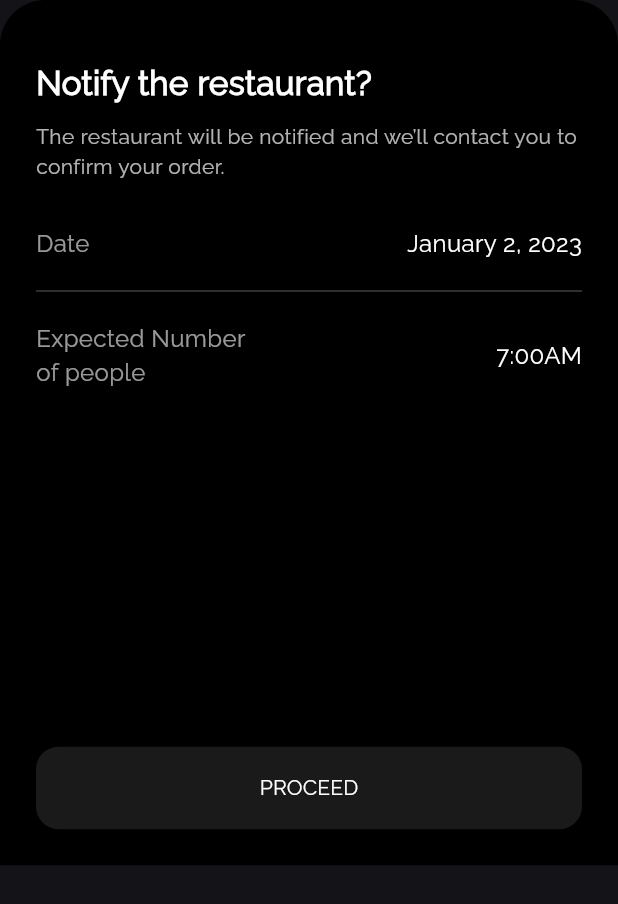
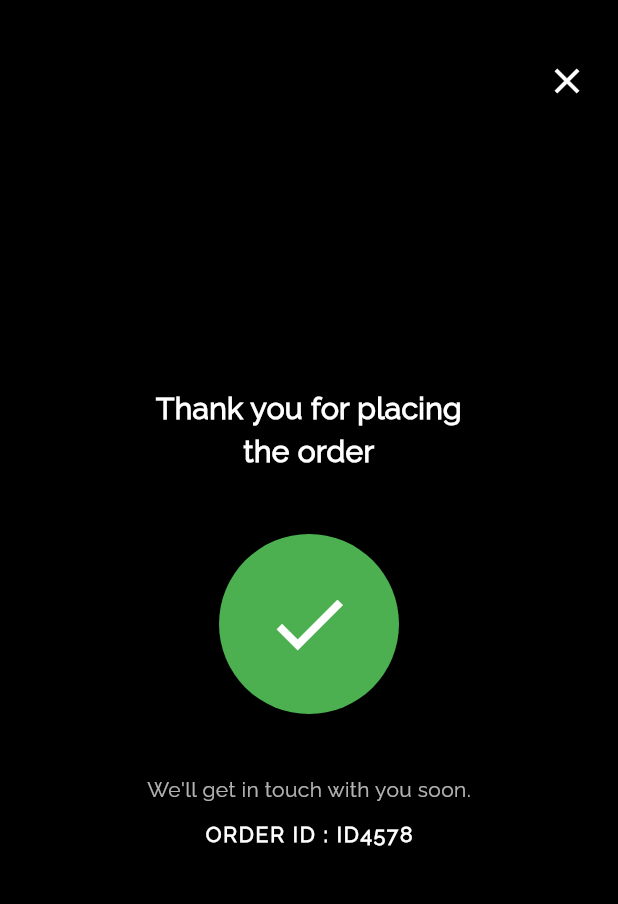
Before and after one commit to azzas7dawy/RestaurentApp, a Flutter app: the ConfirmationSheet widget shown alone on an empty page, opened directly, after a tap on "PROCEED", on a phone screen of 412 x 824 dp. Shown: the top 904 px of the screen. Run offline on Flutter 3.47's test engine with Material 3 defaults, Android fonts, the phone set to English and light mode, and no system bars; our stand-ins replace bloc, device_preview, firebase_core, flutter_bloc, flutter_svg; accounts and stored records are empty; statements that could not run were skipped.

Commit message:
add notify success

```diff
--- a/lib/main.dart
+++ b/lib/main.dart
@@ -5,6 +5,7 @@
 import 'package:device_preview/device_preview.dart';
 import 'package:restrant_app/firebase_options.dart';
 import 'package:restrant_app/screens/categoriesScreens/categroy_one.dart';
+import 'package:restrant_app/screens/categoriesScreens/notify_success.dart';
 import 'package:restrant_app/screens/onboarding/onboarding_screen.dart';
 import 'package:restrant_app/screens/foodHomeScreen/food_home_screen.dart';
 import 'package:restrant_app/screens/splash/splash_screen.dart';
@@ -64,10 +65,10 @@
             return MaterialPageRoute(
               builder: (context) =>  OnboardingScreen(),
             );
-            //  case CateringBottomSheet.id:
-            // return MaterialPageRoute(
-            //   builder: (context) =>  CateringBottomSheet(),
-            // );
+             case OrderConfirmationScreen.id:
+            return MaterialPageRoute(
+              builder: (context) =>  OrderConfirmationScreen(orderId: 'ID4578',),
+            );
           default:
             return MaterialPageRoute(builder: (context) => const SplashPage());
         }
--- a/lib/screens/categoriesScreens/confirmation_screen.dart
+++ b/lib/screens/categoriesScreens/confirmation_screen.dart
@@ -1,4 +1,5 @@
 import 'package:flutter/material.dart';
+import 'package:restrant_app/screens/categoriesScreens/notify_success.dart';
 
 void showConfirmationSheet(BuildContext context) {
   showModalBottomSheet(
@@ -83,7 +84,7 @@
                   ),
                 ),
                 onPressed: () {
-
+                Navigator.push(context, MaterialPageRoute(builder: (context) => OrderConfirmationScreen(orderId: 'ID4578',)));
                 },
                 child: Text("PROCEED"),
               ),
--- /dev/null
+++ b/lib/screens/categoriesScreens/notify_success.dart
@@ -0,0 +1,120 @@
+import 'package:flutter/material.dart';
+
+class OrderConfirmationScreen extends StatefulWidget {
+  static const String id = 'order_confirmation_screen';
+  final String orderId;
+
+  const OrderConfirmationScreen({Key? key, required this.orderId}) : super(key: key);
+
+  @override
+  State<OrderConfirmationScreen> createState() => _OrderConfirmationScreenState();
+}
+
+class _OrderConfirmationScreenState extends State<OrderConfirmationScreen> {
+  @override
+  void initState() {
+    super.initState();
+
+
+    Future.delayed(Duration(seconds: 3), () {
+      if (mounted) {
+        Navigator.of(context).pop();
+      }
+    });
+  }
+
+  @override
+  Widget build(BuildContext context) {
+    return Scaffold(
+      backgroundColor: Colors.black,
+      body: Stack(
+        children: [
+
+          Positioned(
+            top: 40,
+            right: 20,
+            child: GestureDetector(
+              onTap: () {
+                Navigator.of(context).pop();
+              },
+              child: Icon(Icons.close, color: Colors.white, size: 28),
+            ),
+          ),
+
+
+          Center(
+            child: Column(
+              mainAxisAlignment: MainAxisAlignment.center,
+              children: [
+                const Text(
+                  'Thank you for placing\nthe order',
+                  textAlign: TextAlign.center,
+                  style: TextStyle(
+                    color: Colors.white,
+                    fontSize: 20,
+                    fontWeight: FontWeight.bold,
+                  ),
+                ),
+                const SizedBox(height: 40),
+                Stack(
+                  alignment: Alignment.center,
+                  children: [
+
+                    Positioned(
+                      top: -15,
+                      left: 0,
+                      child: Icon(Icons.star, color: Colors.orange, size: 16),
+                    ),
+                    Positioned(
+                      right: -15,
+                      top: 10,
+                      child: Icon(Icons.circle, color: Colors.greenAccent, size: 10),
+                    ),
+                    Positioned(
+                      bottom: -15,
+                      child: Icon(Icons.star, color: Colors.orange, size: 16),
+                    ),
+                    Positioned(
+                      left: 30,
+                      top: 40,
+                      child: Icon(Icons.circle, color: Colors.greenAccent, size: 10),
+                    ),
+
+
+                    Container(
+
+                      width: 120,
+                      height: 120,
+                      decoration: BoxDecoration(
+                        color: Colors.green,
+                        shape: BoxShape.circle,
+                      ),
+                      child: const Center(
+                        child: Icon(Icons.check, color: Colors.white, size: 60),
+                      ),
+                    ),
+                  ],
+                ),
+
+                const SizedBox(height: 40),
+                const Text(
+                  "We'll get in touch with you soon.",
+                  style: TextStyle(color: Colors.white70, fontSize: 14),
+                ),
+                const SizedBox(height: 10),
+                Text(
+                  'ORDER ID : ${widget.orderId}',
+                  style: TextStyle(
+                    color: Colors.white,
+                    letterSpacing: 1.2,
+                    fontWeight: FontWeight.bold,
+                  ),
+                )
+              ],
+            ),
+          ),
+        ],
+      ),
+    );
+  }
+}
```
